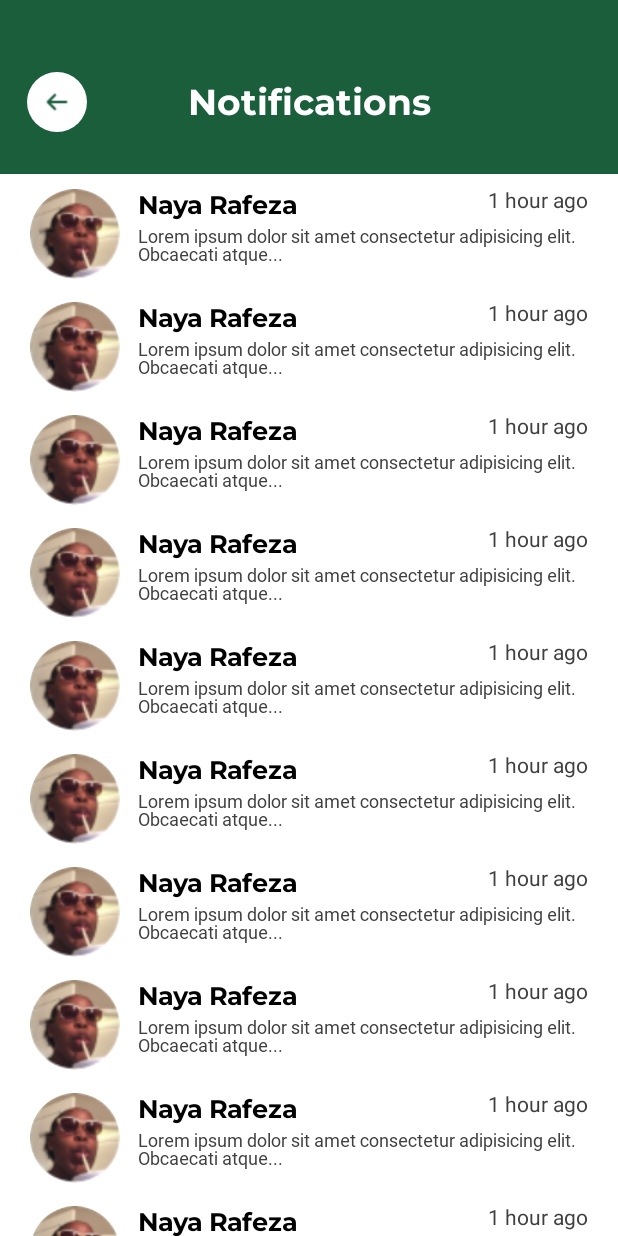
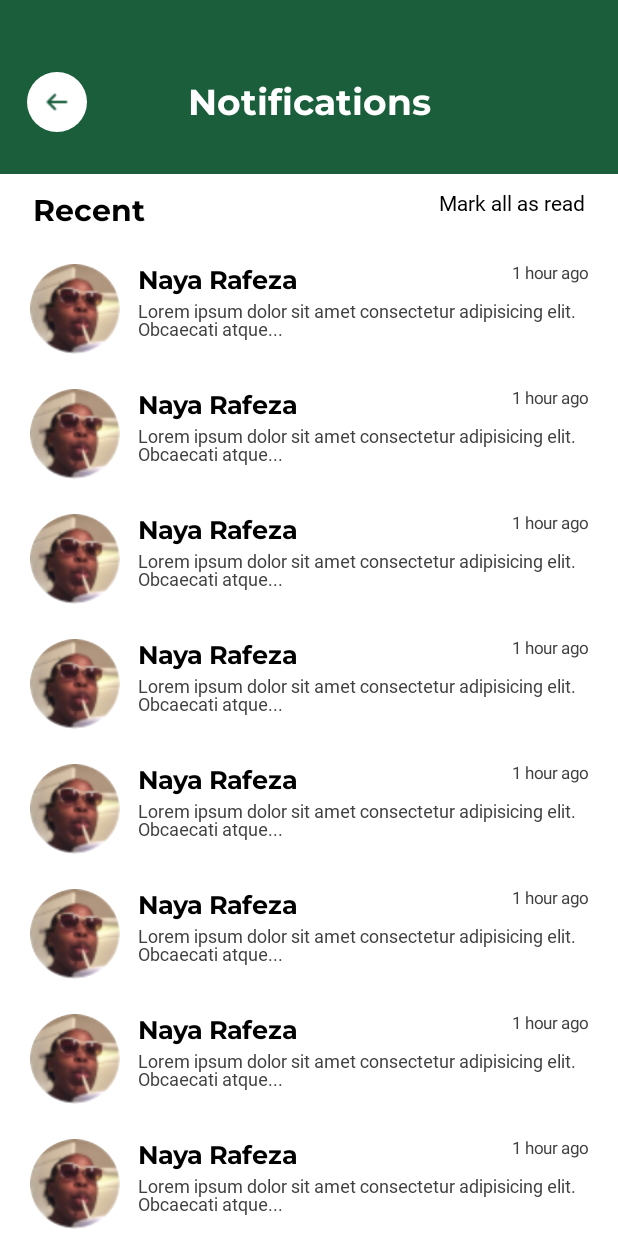
Before and after one commit to Resikel-Mobile/resikelApp, an Android app built with Jetpack Compose: the @Preview function prenotifScreen, on a phone screen of 412 x 824 dp. Run offline under Robolectric (Android 15) with nearby library versions, the light colour scheme and no system bars; Roboto replaces fonts that are not available here.

Commit message:
finish notif

```diff
--- a/app/src/main/java/com/example/resikel/notifScreen.kt
+++ b/app/src/main/java/com/example/resikel/notifScreen.kt
@@ -4,6 +4,7 @@ import androidx.compose.foundation.Image
 import androidx.compose.foundation.background
 import androidx.compose.foundation.border
 import androidx.compose.foundation.clickable
+import androidx.compose.foundation.interaction.MutableInteractionSource
 import androidx.compose.foundation.layout.Arrangement
 import androidx.compose.foundation.layout.Box
 import androidx.compose.foundation.layout.Column
@@ -21,6 +22,7 @@ import androidx.compose.foundation.shape.RoundedCornerShape
 import androidx.compose.material3.Icon
 import androidx.compose.material3.Text
 import androidx.compose.runtime.Composable
+import androidx.compose.runtime.remember
 import androidx.compose.ui.Alignment
 import androidx.compose.ui.Modifier
 import androidx.compose.ui.draw.clip
@@ -32,10 +34,13 @@ import androidx.compose.ui.text.font.FontWeight
 import androidx.compose.ui.tooling.preview.Preview
 import androidx.compose.ui.unit.dp
 import androidx.compose.ui.unit.sp
+import androidx.navigation.NavController
+import androidx.navigation.compose.rememberNavController
 import com.example.resikel.ui.theme.montserrat
 
 @Composable
-fun notifScreen(modifier: Modifier = Modifier) {
+fun notifScreen(modifier: Modifier = Modifier, navController: NavController) {
+    val interactionSource = remember { MutableInteractionSource() }
     Column {
         Box(
             modifier = Modifier
@@ -51,7 +56,6 @@ fun notifScreen(modifier: Modifier = Modifier) {
                 Box(
                     contentAlignment = Alignment.Center,
                     modifier = Modifier
-
                         .size(56.dp)
                         .padding(horizontal = 8.dp, vertical = 8.dp)
                         .background(
@@ -59,9 +63,10 @@ fun notifScreen(modifier: Modifier = Modifier) {
                             shape = RoundedCornerShape(36.dp)
                         )
                         .clickable(
-
+                            interactionSource = interactionSource,
+                            indication = null
                         ) {
-
+                            navController.popBackStack()
                         }
                 ) {
                     Icon(
@@ -89,15 +94,27 @@ fun notifScreen(modifier: Modifier = Modifier) {
                         )
                         .clickable(
 
-
                         ) {
                         }
                 ) {
-
                 }
             }
         }
-        LazyColumn { items(10) { listNotif() } }
+        Row(
+            horizontalArrangement = Arrangement.SpaceBetween,
+            modifier = Modifier
+                .fillMaxWidth()
+                .padding(start = 22.dp, end = 22.dp, top = 12.dp, bottom = 8.dp)
+        ) {
+            Text(
+                text = "Recent",
+                fontSize = 20.sp,
+                fontFamily = montserrat,
+                fontWeight = FontWeight.Bold
+            )
+            Text(text = "Mark all as read", fontSize = 14.sp, fontFamily = montserrat)
+        }
+        LazyColumn { items(15) { listNotif() } }
     }
 
 }
@@ -105,7 +122,7 @@ fun notifScreen(modifier: Modifier = Modifier) {
 @Preview
 @Composable
 private fun prenotifScreen() {
-    notifScreen()
+    notifScreen(navController = rememberNavController())
 }
 
 @Composable
@@ -113,7 +130,7 @@ fun listNotif() {
     Row(
         modifier = Modifier
             .fillMaxWidth()
-            .padding(start = 20.dp, end = 20.dp, top = 10.dp, bottom = 5.dp)
+            .padding(start = 20.dp, end = 20.dp, top = 15.dp, bottom = 8.dp)
     ) {
         Image(
             painter = painterResource(R.drawable.pp),
@@ -136,7 +153,7 @@ fun listNotif() {
                     fontWeight = FontWeight.Bold,
                     modifier = Modifier.padding(bottom = 4.dp)
                 )
-                Text(text = "1 hour ago", color = Color(64, 64, 64))
+                Text(text = "1 hour ago", color = Color(64, 64, 64), fontSize = 11.sp)
             }
 
             Text(
--- a/app/src/main/java/com/example/resikel/resikelApp.kt
+++ b/app/src/main/java/com/example/resikel/resikelApp.kt
@@ -135,7 +135,7 @@ fun resikelApp(
                     startDestination = "homeScreen"
                 ) {
                     composable("homeScreen") { homeScreen(navController = navController) }
-                    composable("notifScreen") { notifScreen() }
+                    composable("notifScreen") { notifScreen(navController = navController) }
                     composable("historyScreen") { historyScreen() }
                     composable("analisisScreen") { onproggress() }
                     composable("reportScreen") { ReportScreen(navController = navController) }
```
Also changed, not shown: app/src/main/java/com/example/resikel/homeScreen.kt (+8 -7 lines).
